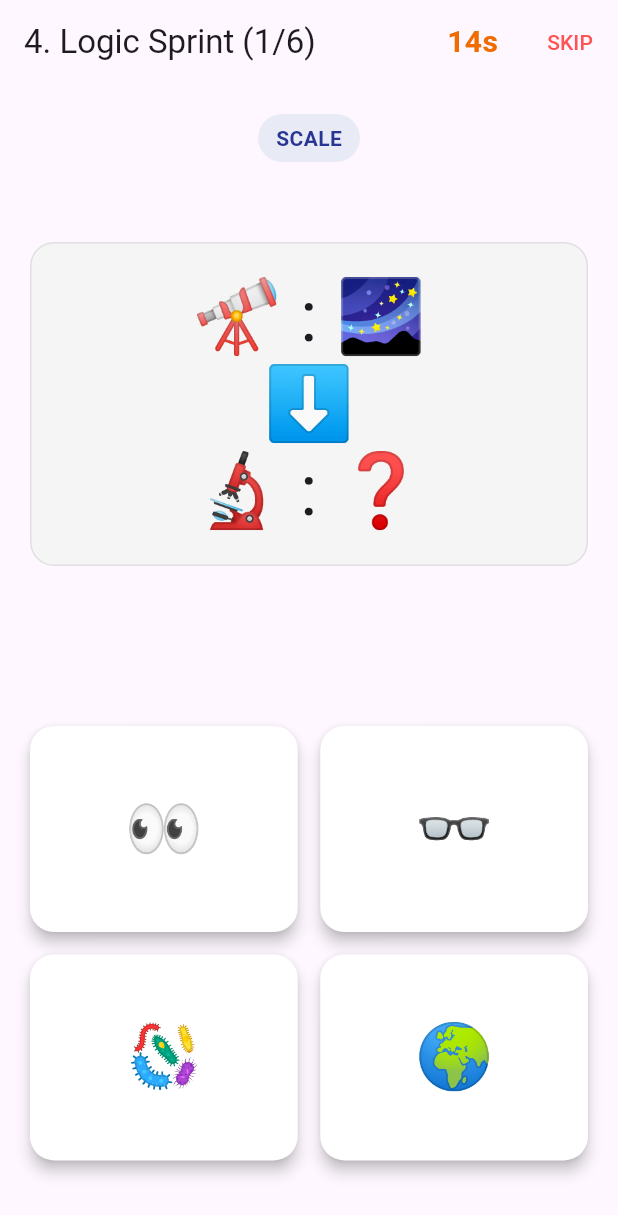
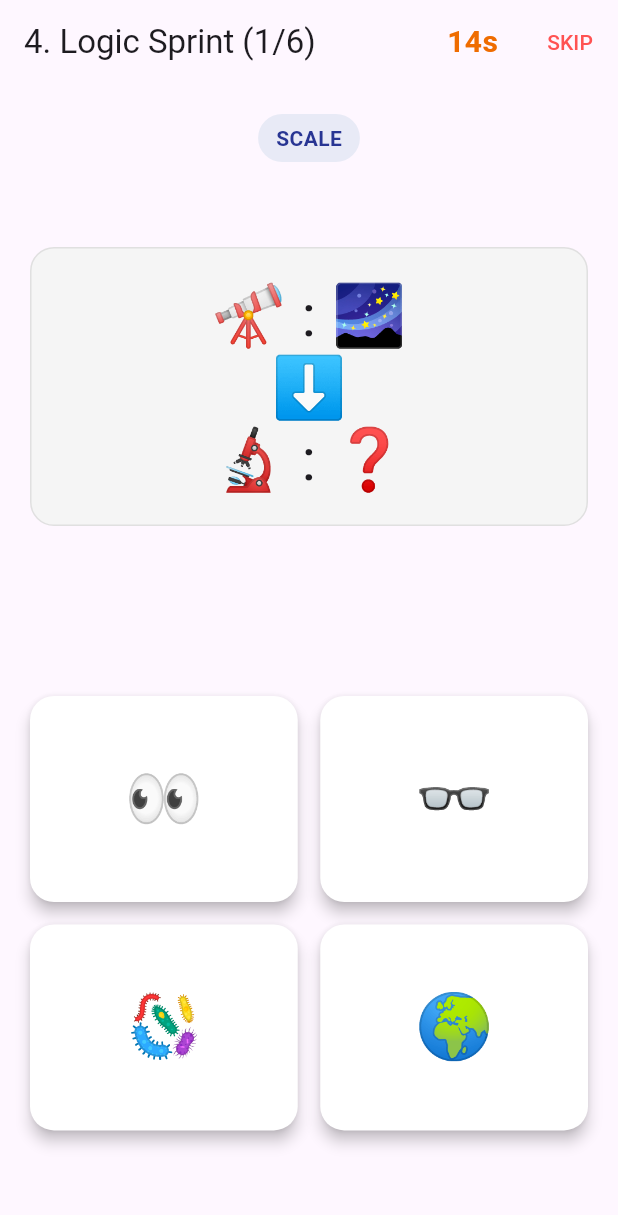
Before and after one commit to OfirOhan/skill_program, a Flutter app: the WordLadderGame screen opened directly, on a phone screen of 412 x 824 dp. Shown: the top 1215 px of the screen. Run offline on Flutter 3.47's test engine with Material 3 defaults, Android fonts, the phone set to English and light mode, and no system bars.

Commit message:
changed font size

```diff
--- a/lib/word_ladder_game.dart
+++ b/lib/word_ladder_game.dart
@@ -259,7 +259,7 @@ class _WordLadderGameState extends State<WordLadderGame> {
       return Text(
         item.question,
         textAlign: TextAlign.center,
-        style: const TextStyle(fontSize: 48, height: 1.2),
+        style: const TextStyle(fontSize: 40, height: 1.2),
       );
     }
   }
```
